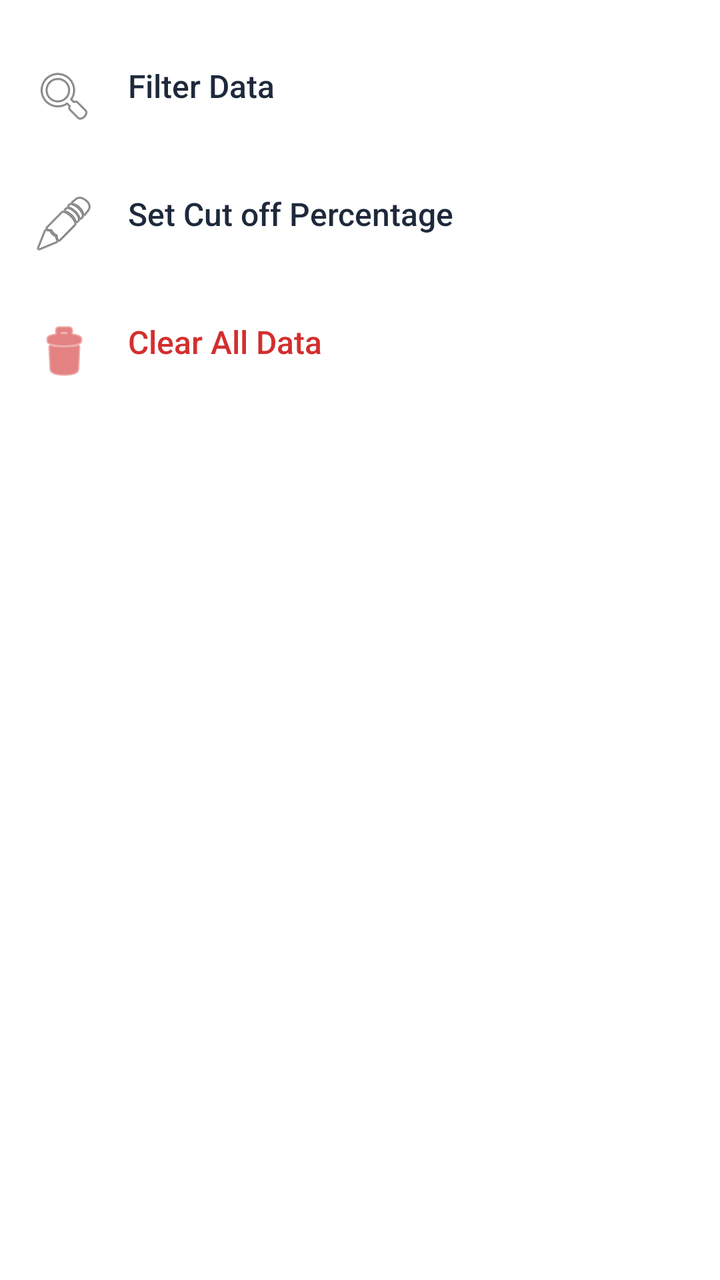
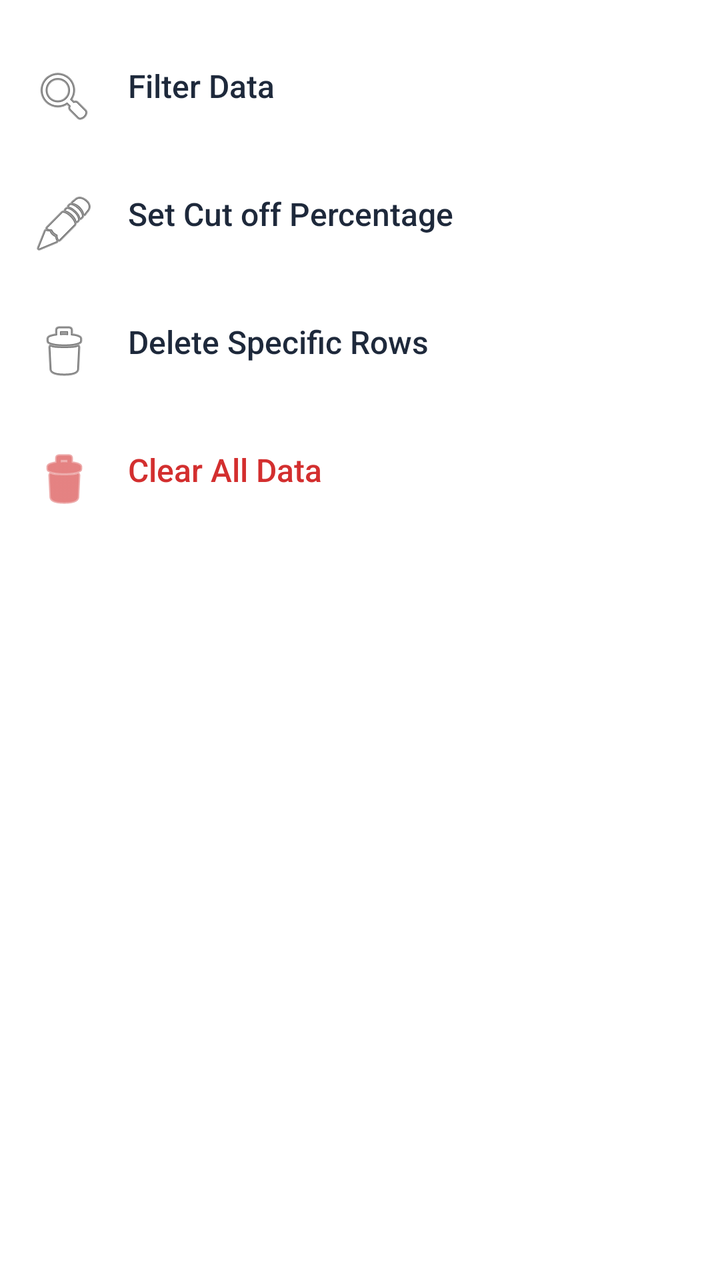

Two renders of the same Android screen: before a commit and after it. Below are the layout's source before the change and the commit's diff.
<!-- AndroidManifest.xml: application theme AppTheme -->
<!-- res/layout/dialog_menu.xml -->
<?xml version="1.0" encoding="utf-8"?>
<LinearLayout xmlns:android="http://schemas.android.com/apk/res/android"
    android:layout_width="match_parent"
    android:layout_height="wrap_content"
    android:orientation="vertical"
    android:paddingTop="16dp"
    android:paddingBottom="16dp">

    <TextView
        android:id="@+id/menuFilter"
        android:layout_width="match_parent"
        android:layout_height="wrap_content"
        android:text="Filter Data"
        android:textSize="16sp"
        android:textColor="@color/textPrimary"
        android:fontFamily="sans-serif-medium"
        android:padding="16dp"
        android:drawableStart="@android:drawable/ic_menu_search"
        android:drawablePadding="16dp"
        android:background="?attr/selectableItemBackground"
        android:clickable="true"
        android:focusable="true"/>

    <TextView
        android:id="@+id/menuPercentage"
        android:layout_width="match_parent"
        android:layout_height="wrap_content"
        android:text="Set Cut off Percentage"
        android:textSize="16sp"
        android:textColor="@color/textPrimary"
        android:fontFamily="sans-serif-medium"
        android:padding="16dp"
        android:drawableStart="@android:drawable/ic_menu_edit"
        android:drawablePadding="16dp"
        android:background="?attr/selectableItemBackground"
        android:clickable="true"
        android:focusable="true"/>

    <TextView
        android:id="@+id/menuClear"
        android:layout_width="match_parent"
        android:layout_height="wrap_content"
        android:text="Clear All Data"
        android:textSize="16sp"
        android:textColor="#D32F2F"
        android:fontFamily="sans-serif-medium"
        android:padding="16dp"
        android:drawableStart="@android:drawable/ic_menu_delete"
        android:drawableTint="#D32F2F"
        android:drawablePadding="16dp"
        android:background="?attr/selectableItemBackground"
        android:clickable="true"
        android:focusable="true"/>
</LinearLayout>
<!-- resources referenced by this layout -->
<resources>
  <color name="textPrimary">#1E293B</color>
  <style name="AppTheme" parent="Theme.MaterialComponents.Light.NoActionBar">
          <item name="colorPrimary">@color/primaryColor</item>
          <item name="colorPrimaryVariant">@color/primaryDarkColor</item>
          <item name="colorAccent">@color/colorAccent</item>
          <item name="android:statusBarColor">@color/primaryDarkColor</item>
      </style>
  <color name="primaryColor">#2962FF</color>
  <color name="primaryDarkColor">#0039CB</color>
  <color name="colorAccent">#00B0FF</color>
</resources>

<!-- the commit's change to res/layout/dialog_menu.xml (unified diff, before → after) -->
@@ -37,6 +37,21 @@
         android:focusable="true"/>
 
     <TextView
+        android:id="@+id/menuDeleteRows"
+        android:layout_width="match_parent"
+        android:layout_height="wrap_content"
+        android:text="Delete Specific Rows"
+        android:textSize="16sp"
+        android:textColor="@color/textPrimary"
+        android:fontFamily="sans-serif-medium"
+        android:padding="16dp"
+        android:drawableStart="@android:drawable/ic_menu_delete"
+        android:drawablePadding="16dp"
+        android:background="?attr/selectableItemBackground"
+        android:clickable="true"
+        android:focusable="true"/>
+
+    <TextView
         android:id="@+id/menuClear"
         android:layout_width="match_parent"
         android:layout_height="wrap_content"
